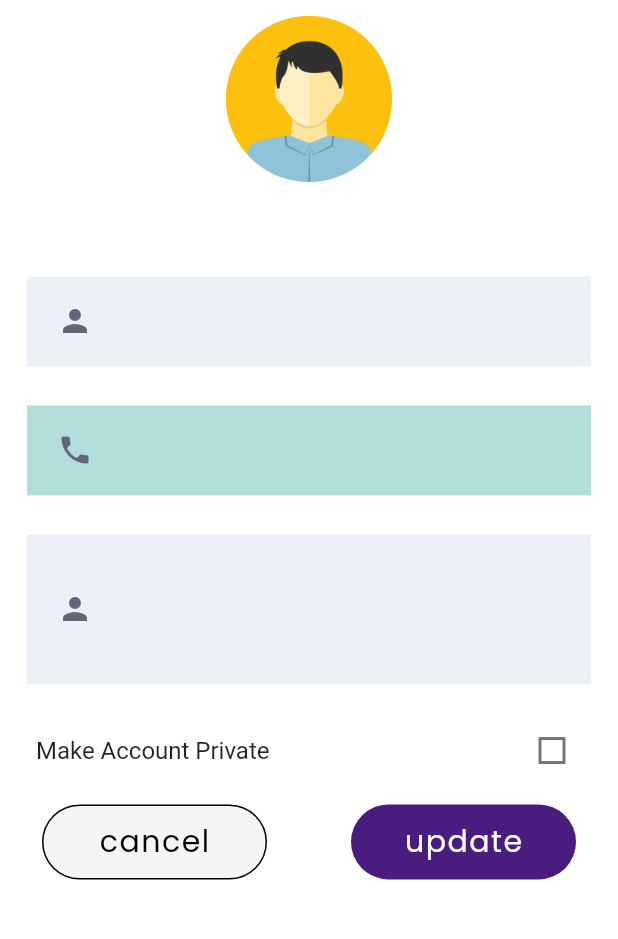
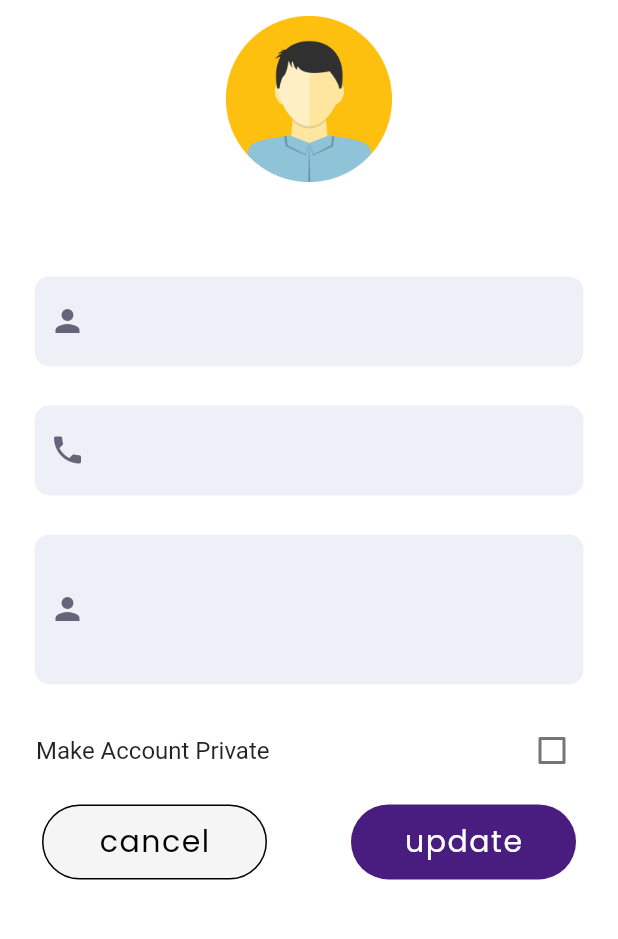
Before and after one commit to Nirmal123K/trueaddresser, a Flutter app: the UserProfile screen opened directly, on a phone screen of 412 x 824 dp, the part 68-1007 px from its top. Run offline on Flutter 3.47's test engine with Material 2 defaults, Android fonts, the phone set to English and light mode, and no system bars; our stand-ins replace cloud_firestore, connectivity_plus, firebase_auth, firebase_core, flutter_icons, flutter_slidable and 4 more; missing offline and left inert: maps_launcher; accounts and stored records are empty; network calls fail.

Commit message:
typo changes merged manish

```diff
--- a/lib/presenation/custom ui/CustomTextFiled.dart
+++ b/lib/presenation/custom ui/CustomTextFiled.dart
@@ -52,12 +52,13 @@ class _CustomTextFiledState extends State<CustomTextFiled> {
   Widget build(BuildContext context) {
     return internalPutInitalValue
         ? Container(
-            width: MediaQuery.of(context).size.width,
-            height: internalDefaultConfig ? 60.0 : widget.height,
-            margin: EdgeInsets.only(top: 10, right: 10, left: 10),
-            padding: const EdgeInsets.symmetric(vertical: 10, horizontal: 20),
-            color: internalEnable ? textfiledcolor : Colors.teal.shade100,
-            child: Row(
+      width: MediaQuery.of(context).size.width,
+      height: internalDefaultConfig ? 60.0 : widget.height,
+      margin: EdgeInsets.fromLTRB(15, 10, 15, 0),
+      padding: const EdgeInsets.symmetric(vertical: 10, horizontal: 10),
+      decoration: BoxDecoration(
+          borderRadius: BorderRadius.circular(10), color: textfiledcolor),
+      child: Row(
               children: [
                 Container(
                   child: Icon(
@@ -76,7 +77,9 @@ class _CustomTextFiledState extends State<CustomTextFiled> {
                       autofocus: false,
                       validator: widget.validator,
                       onChanged: widget.onChange,
-                      style: TextStyle(fontSize: 16),
+                      style: GoogleFonts.poppins(
+                          textStyle:
+                          TextStyle(fontSize: 16, color: HexColor('#491d7f'))),
                       minLines: 1,
                       enabled: internalEnable,
                       initialValue: widget.initalText,
```
